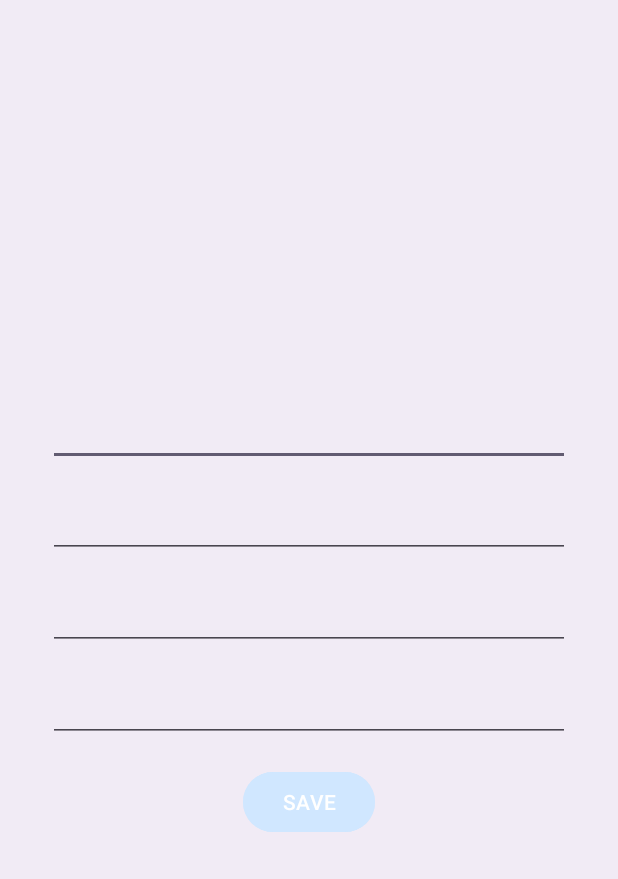
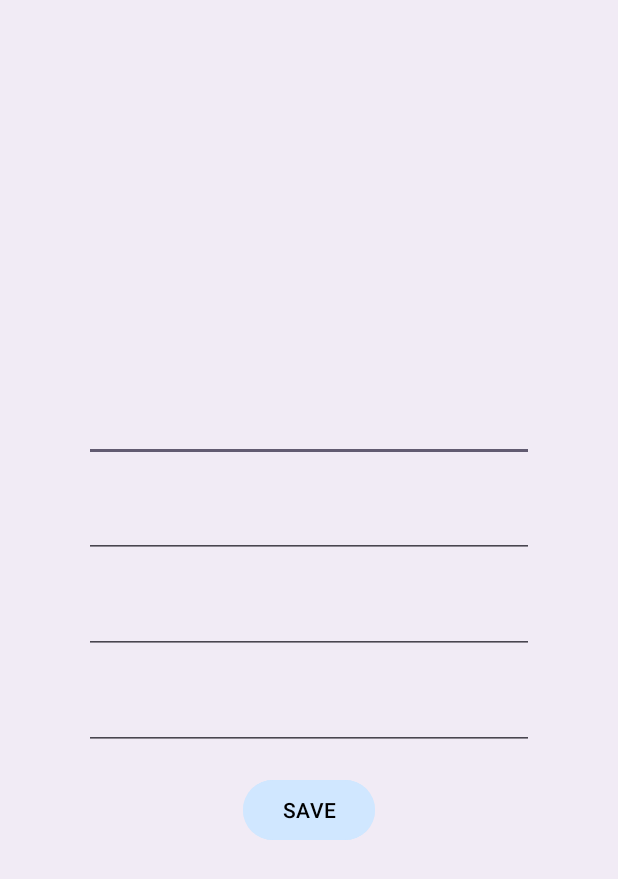
Before and after one commit to Tehilalev/GlowGuide, an Android app: the editProfile screen opened directly, with no data from a screen before it, on a phone screen of 412 x 824 dp. Shown: the top 879 px of the screen. Run offline under Robolectric (Android 15) with nearby library versions, the phone set to English and light mode, and no system bars; our stand-ins replace Firebase (no records; nobody signed in at launch, a user with empty details on screens opened directly).

Commit message:
edit_profile.xml, user_profile.xml

```diff
--- a/app/src/main/res/layout/activity_edit_profile.xml
+++ b/app/src/main/res/layout/activity_edit_profile.xml
@@ -1,6 +1,7 @@
 <?xml version="1.0" encoding="utf-8"?>
-<RelativeLayout xmlns:android="http://schemas.android.com/apk/res/android"
+<androidx.constraintlayout.widget.ConstraintLayout xmlns:android="http://schemas.android.com/apk/res/android"
     xmlns:tools="http://schemas.android.com/tools"
+    xmlns:app="http://schemas.android.com/apk/res-auto"
     android:id="@+id/main"
     android:layout_width="match_parent"
     android:layout_height="match_parent"
@@ -8,33 +9,37 @@
     tools:context=".editProfile">
 
     <LinearLayout
-        android:layout_width="match_parent"
+        android:id="@+id/container"
+        android:layout_width="0dp"
         android:layout_height="wrap_content"
-        android:layout_centerInParent="true"
         android:gravity="center"
         android:layoutDirection="ltr"
         android:orientation="vertical"
         android:paddingStart="32dp"
         android:paddingEnd="32dp"
+        app:layout_constraintTop_toTopOf="parent"
+        app:layout_constraintBottom_toBottomOf="parent"
+        app:layout_constraintStart_toStartOf="parent"
+        app:layout_constraintEnd_toEndOf="parent"
         tools:ignore="UselessParent">
 
         <EditText
             android:id="@+id/editName"
-            android:layout_width="match_parent"
-            android:layout_height="wrap_content"
+            android:layout_width="300dp"
+            android:layout_height="48dp"
             android:layout_marginBottom="16dp"
             android:autofillHints="_name"
             android:ems="10"
             android:inputType="text"
             android:text="@string/_name"
-            tools:ignore="LabelFor" />
+            tools:ignore="LabelFor,Suspicious0dp" />
 
         <EditText
             android:id="@+id/editEmail"
-            android:layout_width="match_parent"
-            android:layout_height="wrap_content"
+            android:layout_width="300dp"
+            android:layout_height="48dp"
             android:layout_marginBottom="16dp"
-            android:autofillHints="_name"
+            android:autofillHints="email"
             android:ems="10"
             android:focusable="false"
             android:focusableInTouchMode="false"
@@ -44,25 +49,25 @@
 
         <EditText
             android:id="@+id/editPhone"
-            android:layout_width="match_parent"
-            android:layout_height="wrap_content"
+            android:layout_width="300dp"
+            android:layout_height="48dp"
             android:layout_marginBottom="16dp"
             android:autofillHints="_phone"
             android:ems="10"
             android:inputType="text"
             android:text="@string/_phone"
-            tools:ignore="LabelFor,TextFields" />
+            tools:ignore="LabelFor,Suspicious0dp,TextFields" />
 
         <EditText
             android:id="@+id/editPassword"
-            android:layout_width="match_parent"
-            android:layout_height="wrap_content"
+            android:layout_width="300dp"
+            android:layout_height="48dp"
             android:layout_marginBottom="16dp"
             android:autofillHints="_password"
             android:ems="10"
             android:inputType="text"
             android:text="@string/_password"
-            tools:ignore="LabelFor,TextFields" />
+            tools:ignore="LabelFor,Suspicious0dp,TextFields" />
 
         <Button
             android:id="@+id/save"
@@ -70,9 +75,10 @@
             android:layout_height="wrap_content"
             android:layout_gravity="center"
             android:backgroundTint="#D0E7FF"
-            android:text="@string/save" />
+            android:text="@string/save"
+            android:textColor="#000000"/>
 
 
     </LinearLayout>
 
-</RelativeLayout>
+</androidx.constraintlayout.widget.ConstraintLayout>
--- a/app/src/main/res/layout/activity_user_profile.xml
+++ b/app/src/main/res/layout/activity_user_profile.xml
@@ -164,7 +164,7 @@
 
             <Button
                 android:id="@+id/editProfile"
-                android:layout_width="400dp"
+                android:layout_width="300dp"
                 android:layout_height="wrap_content"
                 android:layout_below="@+id/divider_password"
                 android:layout_marginTop="20dp"
```
